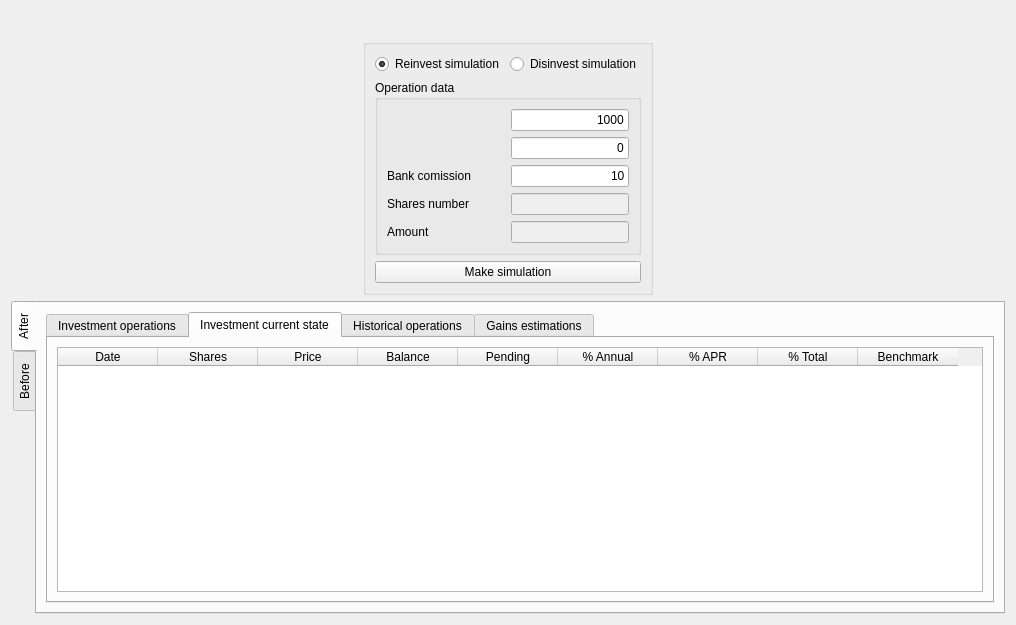
turulomio/xulpymoney, file ui/wdgDisReinvest.ui: the form before one commit.
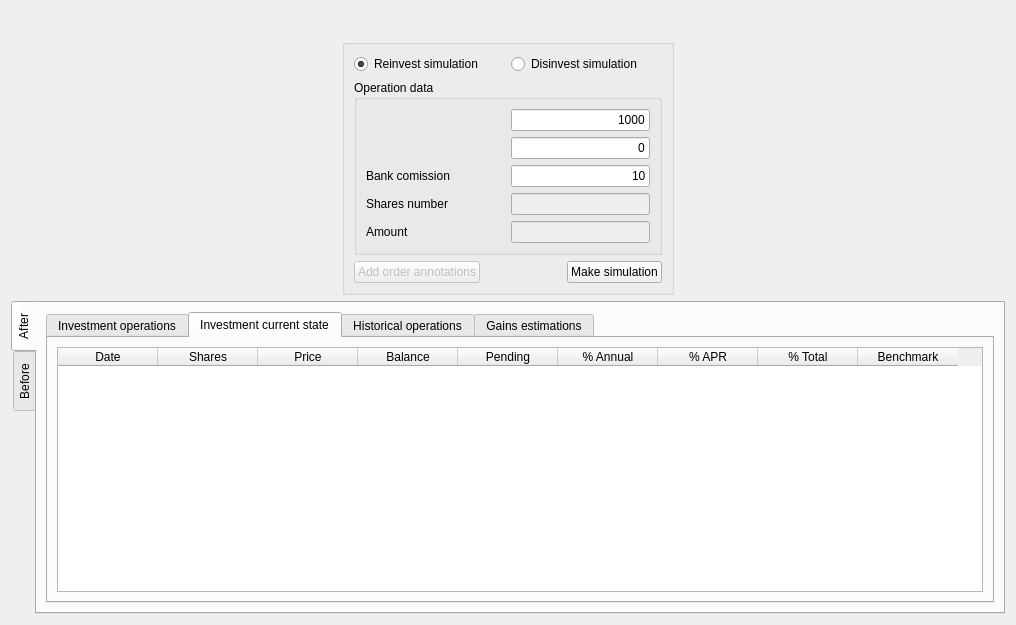
The form after the commit. Icons and pictures are not drawn. Custom widgets are drawn as their Qt base class.

Commit message: Improved order system

What changed in the file:
```diff
--- a/ui/wdgDisReinvest.ui
+++ b/ui/wdgDisReinvest.ui
@@ -14,24 +14,7 @@
    <iconset resource="../images/xulpymoney.qrc">
     <normaloff>:/xulpymoney/tools-wizard.png</normaloff>:/xulpymoney/tools-wizard.png</iconset>
   </property>
-  <layout class="QHBoxLayout" name="horizontalLayout_8">
-   <item>
-    <layout class="QVBoxLayout" name="verticalLayout_4">
-     <item>
-      <layout class="QHBoxLayout" name="horizontalLayout_7">
-       <item>
-        <spacer name="horizontalSpacer">
-         <property name="orientation">
-          <enum>Qt::Horizontal</enum>
-         </property>
-         <property name="sizeHint" stdset="0">
-          <size>
-           <width>40</width>
-           <height>20</height>
-          </size>
-         </property>
-        </spacer>
-       </item>
+  <layout class="QHBoxLayout" name="horizontalLayout_14">
        <item>
         <layout class="QVBoxLayout" name="verticalLayout_3">
          <item>
@@ -52,11 +35,26 @@
           </widget>
          </item>
          <item>
+      <layout class="QHBoxLayout" name="horizontalLayout_8">
+       <item>
+        <spacer name="horizontalSpacer">
+         <property name="orientation">
+          <enum>Qt::Horizontal</enum>
+         </property>
+         <property name="sizeHint" stdset="0">
+          <size>
+           <width>40</width>
+           <height>20</height>
+          </size>
+         </property>
+        </spacer>
+       </item>
+       <item>
           <widget class="QGroupBox" name="grp">
            <property name="title">
             <string/>
            </property>
-           <layout class="QHBoxLayout" name="horizontalLayout_2">
+         <layout class="QHBoxLayout" name="horizontalLayout_7">
             <item>
              <layout class="QVBoxLayout" name="verticalLayout">
               <item>
@@ -230,6 +228,35 @@
                </widget>
               </item>
               <item>
+             <layout class="QHBoxLayout" name="horizontalLayout_2">
+              <item>
+               <widget class="QPushButton" name="cmdOrder">
+                <property name="enabled">
+                 <bool>false</bool>
+                </property>
+                <property name="text">
+                 <string>Add order annotations</string>
+                </property>
+                <property name="icon">
+                 <iconset resource="../images/xulpymoney.qrc">
+                  <normaloff>:/xulpymoney/add.png</normaloff>:/xulpymoney/add.png</iconset>
+                </property>
+               </widget>
+              </item>
+              <item>
+               <spacer name="horizontalSpacer_3">
+                <property name="orientation">
+                 <enum>Qt::Horizontal</enum>
+                </property>
+                <property name="sizeHint" stdset="0">
+                 <size>
+                  <width>40</width>
+                  <height>20</height>
+                 </size>
+                </property>
+               </spacer>
+              </item>
+              <item>
                <widget class="QPushButton" name="cmd">
                 <property name="text">
                  <string>Make simulation</string>
@@ -243,9 +270,9 @@
              </layout>
             </item>
            </layout>
-          </widget>
-         </item>
-        </layout>
+          </item>
+         </layout>
+        </widget>
        </item>
        <item>
         <spacer name="horizontalSpacer_2">
```
Lines whose indentation alone changed are shown as unchanged. The commit also changes 13 other files.
